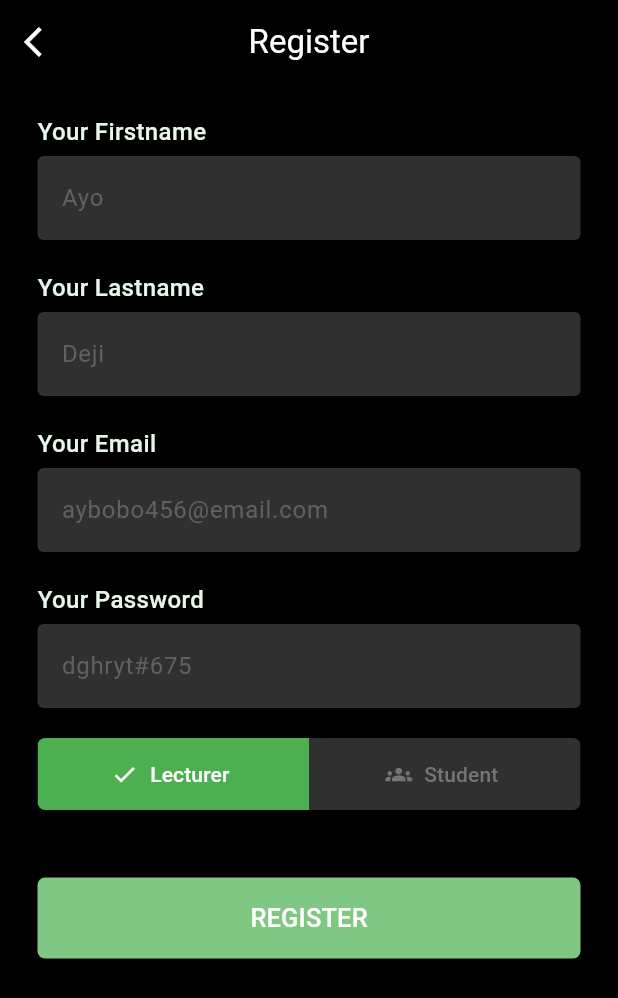
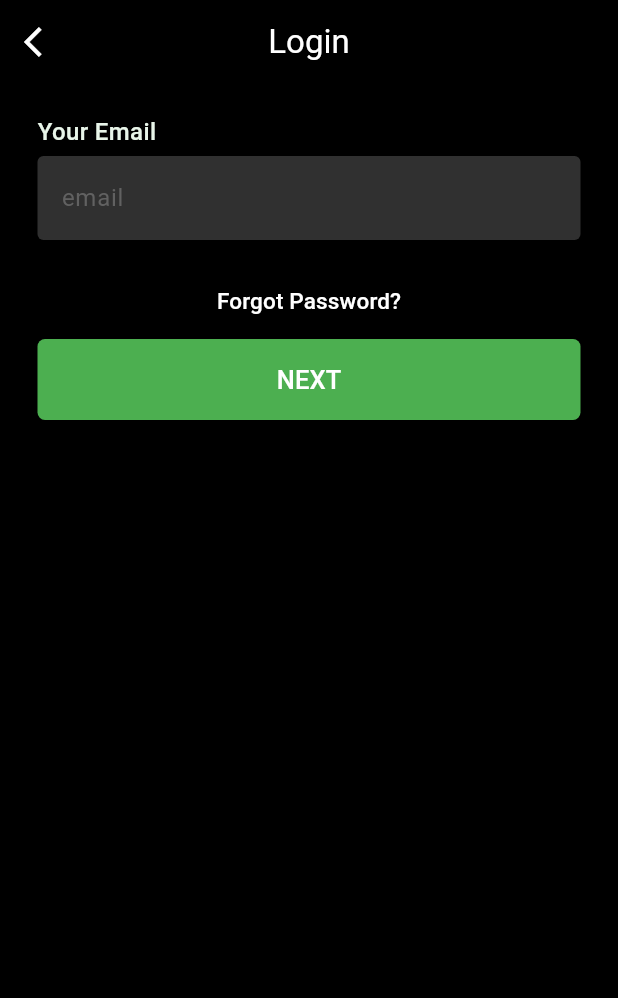
Before and after one commit to ashraf267/ishow, a Flutter app: the screen it shows after launch, on a phone screen of 412 x 824 dp. Shown: the top 998 px of the screen. Run offline on Flutter 3.47's test engine with Material 3 defaults, Android fonts, the phone set to English and light mode, and no system bars; our stand-ins replace google_fonts; Roboto replaces fonts that are missing (Ubuntu).

Commit message:
tested: ui for login screen is bug free. Also input val will be added later

```diff
--- a/lib/main.dart
+++ b/lib/main.dart
@@ -1,4 +1,5 @@
 import 'package:flutter/material.dart';
+import 'package:flutter/widgets.dart';
 import 'package:google_fonts/google_fonts.dart';
 
 void main() {
@@ -13,7 +14,8 @@
     return const MaterialApp(
       debugShowCheckedModeBanner: false,
       // home: UserTypeScr(),
-      home: UserRegisterScr(),
+      // home: UserRegisterScr(),
+      home: UserLoginScr(),
     );
   }
 }
@@ -190,7 +192,7 @@
                 child: CustomLabelTextField(
                   textController: fnameController,
                   labelText: 'Your Firstname',
-                  hint: 'Ayo',
+                  hint: 'firstname',
                   keyboardType: TextInputType.name,
                   hideText: false,
                   onChanged: myOnChanged,
@@ -203,7 +205,7 @@
                 child: CustomLabelTextField(
                   textController: lnameController,
                   labelText: 'Your Lastname',
-                  hint: 'Deji',
+                  hint: 'lastname',
                   keyboardType: TextInputType.name,
                   hideText: false,
                   onChanged: myOnChanged,
@@ -216,7 +218,7 @@
                 child: CustomLabelTextField(
                   textController: emailController,
                   labelText: 'Your Email',
-                  hint: 'aybobo456@email.com',
+                  hint: 'email',
                   keyboardType: TextInputType.emailAddress,
                   hideText: false,
                   onChanged: myOnChanged,
@@ -229,7 +231,7 @@
                 child: CustomLabelTextField(
                   textController: pswController,
                   labelText: 'Your Password',
-                  hint: 'dghryt#675',
+                  hint: 'password',
                   keyboardType: TextInputType.text,
                   hideText: true,
                   onChanged: myOnChanged,
@@ -383,6 +385,7 @@
           controller: widget.textController,
           style: const TextStyle(
             color: Colors.white,
+            decorationColor: Colors.white,
           ),
           cursorColor: Colors.green,
           decoration: InputDecoration(
@@ -397,6 +400,9 @@
             fillColor: Colors.grey[850],
           ),
           onChanged: widget.onChanged,
+          onTapOutside: (event) {
+            FocusScope.of(context).unfocus();
+          },
         ),
       ],
     );
@@ -431,3 +437,97 @@
     );
   }
 }
+
+class UserLoginScr extends StatefulWidget {
+  const UserLoginScr({super.key});
+
+  @override
+  State<UserLoginScr> createState() => _UserLoginScrState();
+}
+
+class _UserLoginScrState extends State<UserLoginScr> {
+  final loginEmailController = TextEditingController();
+
+  void onChanged(String nText) {
+    setState(() {
+      // rebuild ui
+    });
+  }
+
+  @override
+  Widget build(BuildContext context) {
+    return Scaffold(
+      backgroundColor: Colors.black,
+      appBar: AppBar(
+        title: Text(
+          'Login',
+          style: GoogleFonts.ubuntu(
+            color: Colors.white,
+          ),
+        ),
+        centerTitle: true,
+        backgroundColor: Colors.transparent,
+        leading: const Icon(
+          Icons.arrow_back_ios,
+          color: Colors.white,
+        ),
+      ),
+      body: Center(
+        child: Padding(
+          padding: const EdgeInsets.symmetric(vertical: 15, horizontal: 25),
+          child: Column(
+            children: [
+              // field 1
+              Padding(
+                padding: const EdgeInsets.only(top: 5, bottom: 15),
+                child: CustomLabelTextField(
+                    textController: loginEmailController,
+                    labelText: 'Your Email',
+                    hint: 'email',
+                    keyboardType: TextInputType.emailAddress,
+                    hideText: false,
+                    onChanged: onChanged),
+              ),
+
+              // button 1
+              MaterialButton(
+                onPressed: () {},
+                color: Colors.transparent,
+                minWidth: double.infinity,
+                padding: const EdgeInsets.all(15),
+                child: Text(
+                  'Forgot Password?',
+                  style: GoogleFonts.ubuntu(
+                    color: Colors.white,
+                    fontSize: 15,
+                  ),
+                ),
+              ),
+
+              // button 2
+              MaterialButton(
+                onPressed: () {},
+                color: Colors.green,
+                disabledColor: Colors.green[300],
+                disabledTextColor: Colors.green[50],
+                minWidth: double.infinity,
+                padding: const EdgeInsets.all(15),
+                shape: RoundedRectangleBorder(
+                  borderRadius: BorderRadius.circular(5),
+                ),
+                child: Text(
+                  'NEXT',
+                  style: GoogleFonts.ubuntu(
+                    color: Colors.white,
+                    fontSize: 17,
+                    fontWeight: FontWeight.w500,
+                  ),
+                ),
+              ),
+            ],
+          ),
+        ),
+      ),
+    );
+  }
+}
```
Also changed, not shown: 1 other file.
